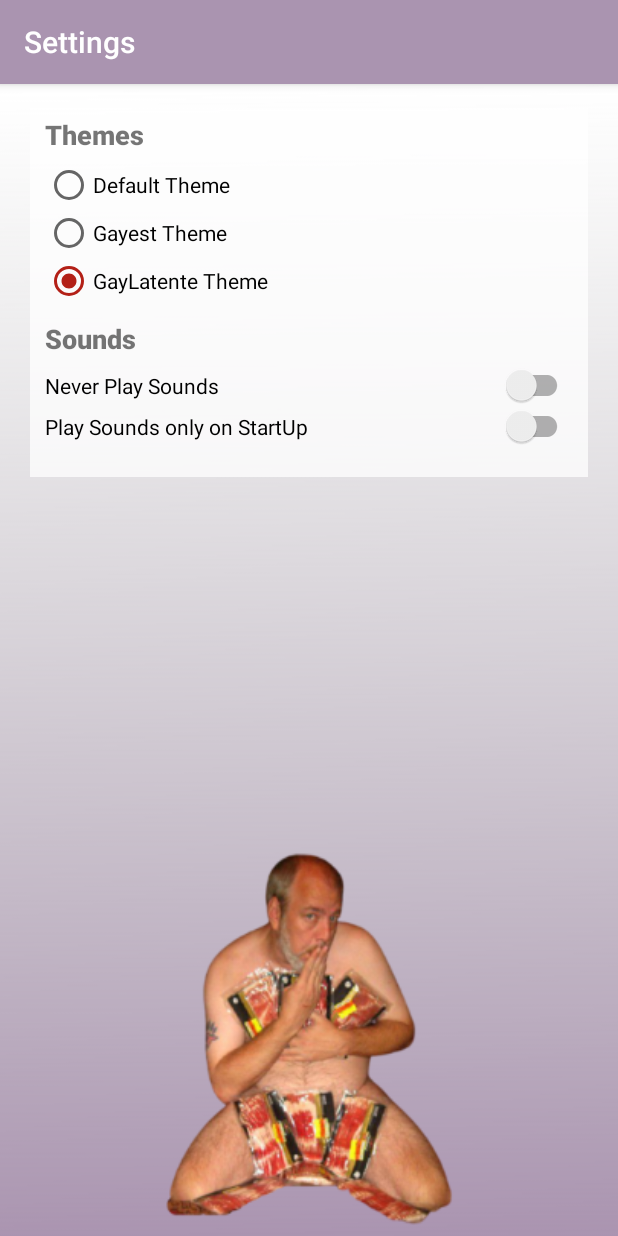
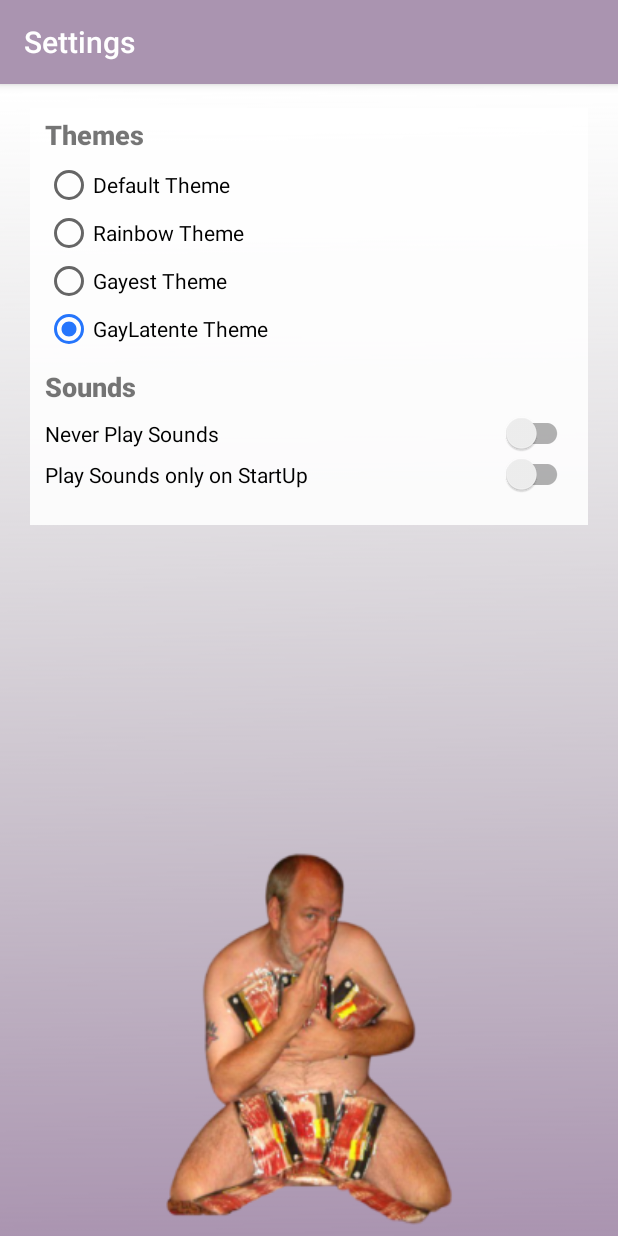
Before and after one commit to ncvescera/GayPass, an Android app: the SettingsActivity screen opened directly, with no data from a screen before it, after a tap on "GayLatente Theme", on a phone screen of 412 x 824 dp. Run offline under Robolectric (Android 15) with nearby library versions, the phone set to English and light mode, and no system bars; 3 other taps on this screen came first.

Commit message:
Themes
Improved ThemeManager code & efficiency.
Added Rainbow Theme.
( #10  )

```diff
--- a/GayPass/app/src/main/java/com/example/gaypass/MainActivity.kt
+++ b/GayPass/app/src/main/java/com/example/gaypass/MainActivity.kt
@@ -81,8 +81,8 @@ class MainActivity : AppCompatActivity() {
             if (counter < 10)
                 counter ++
             else {
-                enableGayestMode()
-                Toast.makeText(this, "GayestMode Active !", Toast.LENGTH_SHORT).show()
+                //enableGayestMode()
+                //Toast.makeText(this, "GayestMode Active !", Toast.LENGTH_SHORT).show()
             }
         }
 
@@ -153,7 +153,7 @@ class MainActivity : AppCompatActivity() {
 
     private fun enableGayestMode() {
         // set new background and wrapping color
-        layout.setBackgroundResource(R.drawable.background_hidden)
+        layout.setBackgroundResource(R.drawable.background_rainbow)
         bg.setBackgroundColor(Color.parseColor("#E1FFFFFF"))
     }
 
--- a/GayPass/app/src/main/java/com/example/gaypass/Managers/ThemeManager.kt
+++ b/GayPass/app/src/main/java/com/example/gaypass/Managers/ThemeManager.kt
@@ -20,11 +20,47 @@ class ThemeManager(private val context: Context, private var window: Window, pri
         const val DEFAULT = 0
         const val GAYEST_THEME = 1
         const val GAYLATENTE_THEME = 2
+        const val RAINBOW_THEME = 3
     }
 
-    private val default_theme = Theme(R.color.colorPrimary, R.color.colorPrimaryDark, R.color.colorAccent)
-    private val gayest_theme = Theme(R.color.colorPrimaryVeryGay, R.color.colorPrimaryDarkVeryGay, R.color.colorAccentVeryGay)
-    private val gayLatente_theme = Theme(R.color.colorPrimaryLatente, R.color.colorPrimaryDarkLatente, R.color.colorAccentLatente)
+    // --- THEME DEFINITIONS --- //
+    private val default_theme = Theme(
+        primary = R.color.colorPrimaryDefault,
+        primaryDark = R.color.colorPrimaryDarkDefault,
+        accent = R.color.colorAccentDefault,
+        bgText = R.color.colorBgDefault,
+        bgDrawable = null
+
+    )
+    private val rainbow_theme = Theme(
+        primary = R.color.colorPrimaryRainbow,
+        primaryDark = R.color.colorPrimaryDarkRainbow,
+        accent = R.color.colorAccentRainbow,
+        bgText = R.color.colorBgRainbow,
+        bgDrawable = listOf(R.drawable.background_rainbow)
+    )
+    private val gayest_theme = Theme(
+        primary = R.color.colorPrimaryVeryGay,
+        primaryDark = R.color.colorPrimaryDarkVeryGay,
+        accent = R.color.colorAccentVeryGay,
+        bgText = R.color.colorBgRainbow,
+        bgDrawable = listOf(
+            R.drawable.background_main_theme_verygay,
+            R.drawable.background_info_theme_verygay,
+            R.drawable.background_settings_theme_verygay
+        )
+    )
+    private val gayLatente_theme = Theme(
+        primary = R.color.colorPrimaryLatente,
+        primaryDark = R.color.colorPrimaryDarkLatente,
+        accent = R.color.colorAccentLatente,
+        bgText = R.color.colorBgRainbow,
+        bgDrawable = listOf(
+            R.drawable.background_main_theme_gaylatente,
+            R.drawable.background_info_theme_gaylatente,
+            R.drawable.background_settings_theme_gaylatente
+        )
+    )
 
     var theme: Int
         get() {
@@ -35,84 +71,92 @@ class ThemeManager(private val context: Context, private var window: Window, pri
             applyTheme()
         }
 
-    private fun background() {
-        when (context as Activity) {
-            is MainActivity -> {
+    fun applyTheme() {
+        // get the center screen elements box
+        var box_maincontent = (view as ViewGroup)[0]
 
+        // choose which theme to apply
+        when (settingsManager.currentTheme) {
+            DEFAULT -> {
+                // set nav & status bars color
+                window.statusBarColor = ContextCompat.getColor(context, default_theme.primary)
+                actionBar?.setBackgroundDrawable(ColorDrawable(ContextCompat.getColor(context, default_theme.primaryDark)))
+
+                // set custom activity bg
+                applyCustomBgDrawable(default_theme.bgDrawable)
+
+                // set the content box color
+                box_maincontent.background = ColorDrawable(ContextCompat.getColor(context, default_theme.bgText))
             }
-            is InfoActivity -> {
 
+            GAYEST_THEME -> {
+                // set nav & status bars color
+                window.statusBarColor = ContextCompat.getColor(context, gayest_theme.primary)
+                actionBar?.setBackgroundDrawable(ColorDrawable(ContextCompat.getColor(context, gayest_theme.primaryDark)))
+
+                // set custom activity bg
+                applyCustomBgDrawable(gayest_theme.bgDrawable)
+
+                // set the content box color
+                box_maincontent.background = ColorDrawable(ContextCompat.getColor(context, gayest_theme.bgText))
             }
-            is SettingsActivity -> {
 
+            GAYLATENTE_THEME -> {
+                // set nav & status bars color
+                window.statusBarColor = ContextCompat.getColor(context, gayLatente_theme.primary)
+                actionBar?.setBackgroundDrawable(ColorDrawable(ContextCompat.getColor(context, gayLatente_theme.primaryDark)))
+
+                // set custom activity bg
+                applyCustomBgDrawable(gayLatente_theme.bgDrawable)
+
+                // set the content box color
+                box_maincontent.background = ColorDrawable(ContextCompat.getColor(context, gayLatente_theme.bgText))
+            }
+
+            RAINBOW_THEME -> {
+                // set nav & status bars color
+                window.statusBarColor = ContextCompat.getColor(context, rainbow_theme.primary)
+                actionBar?.setBackgroundDrawable(ColorDrawable(ContextCompat.getColor(context, rainbow_theme.primaryDark)))
+
+                // set custom activity bg
+                applyCustomBgDrawable(rainbow_theme.bgDrawable)
+
+                // set the content box color
+                box_maincontent.background = ColorDrawable(ContextCompat.getColor(context, rainbow_theme.bgText))
             }
         }
     }
 
-    fun applyTheme() {
-        when (settingsManager.currentTheme) {
-            DEFAULT -> {
-                window.statusBarColor = ContextCompat.getColor(context, default_theme.primary)
-                actionBar?.setBackgroundDrawable(ColorDrawable(ContextCompat.getColor(context, default_theme.primaryDark)))
-
-                when (context as Activity) {
-                    is MainActivity -> {
-                        view.background = context.getDrawable(R.drawable.background_main_theme_gaymanontroppo)
-                    }
-                    is InfoActivity -> {
-                        view.background = context.getDrawable(R.drawable.background_info_theme_gaymanontroppo)
-                    }
-                    is SettingsActivity -> {
-                        view.background = context.getDrawable(R.drawable.background_settings_theme_gaymanontroppo)
-                    }
-                }
-
-                // set the content box color
-                var box_maincontent = (view as ViewGroup).get(0)
-                box_maincontent.background = ColorDrawable(Color.parseColor("#C1FFFFFF"))
+    private fun applyCustomBgDrawable(bgs: List<Int>?) {
+        when {
+            bgs == null -> {
+                // no bg
+                view.background = null
             }
-            GAYEST_THEME -> {
-                // set statusBar and actionBar colors
-                window.statusBarColor = ContextCompat.getColor(context, gayest_theme.primary)
-                actionBar?.setBackgroundDrawable(ColorDrawable(ContextCompat.getColor(context, gayest_theme.primaryDark)))
-
+            bgs.size == 1 -> {
+                // one bg for all activityes
+                view.background = ContextCompat.getDrawable(context, bgs[0])
+            }
+            bgs.size == 3 -> {
                 // set custom bg for different activityes
                 when (context as Activity) {
                     is MainActivity -> {
-                        view.background = context.getDrawable(R.drawable.background_main_theme_verygay)
+                        view.background = ContextCompat.getDrawable(context, bgs[0])
                     }
                     is InfoActivity -> {
-                        view.background = context.getDrawable(R.drawable.background_info_theme_verygay)
+                        view.background = ContextCompat.getDrawable(context, bgs[1])
                     }
                     is SettingsActivity -> {
-                        view.background = context.getDrawable(R.drawable.background_settings_theme_verygay)
+                        view.background = ContextCompat.getDrawable(context, bgs[2])
                     }
                 }
-
-                // set the content box color
-                var box_maincontent = (view as ViewGroup).get(0)
-                box_maincontent.background = ColorDrawable(Color.parseColor("#90FFFFFF"))
             }
-            GAYLATENTE_THEME -> {
-                window.statusBarColor = ContextCompat.getColor(context, gayLatente_theme.primary)
-                actionBar?.setBackgroundDrawable(ColorDrawable(ContextCompat.getColor(context, gayLatente_theme.primaryDark)))
-
-                when (context as Activity) {
-                    is MainActivity -> {
-                        view.background = context.getDrawable(R.drawable.background_main_theme_gaylatente)
-                    }
-                    is InfoActivity -> {
-                        view.background = context.getDrawable(R.drawable.background_info_theme_gaylatente)
-                    }
-                    is SettingsActivity -> {
-                        view.background = context.getDrawable(R.drawable.background_settings_theme_gaylatente)
-                    }
-                }
-
-                // set the content box color
-                var box_maincontent = (view as ViewGroup).get(0)
-                box_maincontent.background = ColorDrawable(Color.parseColor("#C0FFFFFF"))
+            else -> {
+                // wrong number of elements
+                // no bg
+                view.background = null
             }
         }
+
     }
 }
--- a/GayPass/app/src/main/java/com/example/gaypass/Utils/Theme.kt
+++ b/GayPass/app/src/main/java/com/example/gaypass/Utils/Theme.kt
@@ -1,3 +1,3 @@
 package com.example.gaypass.Utils
 
-data class Theme(val primary: Int, val primaryDark: Int, val accent: Int)
+data class Theme(val primary: Int, val primaryDark: Int, val accent: Int, val bgText: Int, val bgDrawable: List<Int>?)
--- a/GayPass/app/src/main/res/layout/activity_settings.xml
+++ b/GayPass/app/src/main/res/layout/activity_settings.xml
@@ -51,6 +51,13 @@
                 android:text="@string/defaultTheme_text" />
 
             <RadioButton
+                android:id="@+id/rainbow_theme"
+                android:layout_width="match_parent"
+                android:layout_height="wrap_content"
+                android:onClick="onRadioButtonClicked"
+                android:text="@string/rainbowTheme_text" />
+
+            <RadioButton
                 android:id="@+id/gayest_theme"
                 android:layout_width="match_parent"
                 android:layout_height="wrap_content"
--- a/GayPass/app/src/main/res/values/colors.xml
+++ b/GayPass/app/src/main/res/values/colors.xml
@@ -1,23 +1,40 @@
 <?xml version="1.0" encoding="utf-8"?>
 <resources>
-    <color name="colorPrimary">#faaca8</color>
-    <color name="colorPrimaryDark">#f2766f</color>
-    <color name="colorAccent">#b32017</color>
+    <!-- DEFAULT -->
+    <color name="colorPrimaryDefault">#C55FFC</color>
+    <color name="colorPrimaryDarkDefault">#A32EFF</color>
+    <color name="colorAccentDefault">#2575FC</color>
+    <color name="colorBgDefault">#00FFFFFF</color>
 
+    <!-- RAINBOW -->
+    <color name="colorPrimaryRainbow">#C55FFC</color>
+    <color name="colorPrimaryDarkRainbow">#A32EFF</color>
+    <color name="colorAccentRainbow">#2575FC</color>
+    <color name="colorBgRainbow">#E0FFFFFF</color>
+
+    <!-- GAY MA NON TROPPO -->
+    <color name="colorPrimaryMaNonTroppo">#faaca8</color>
+    <color name="colorPrimaryDarkMaNonTroppo">#f2766f</color>
+    <color name="colorAccentMaNonTroppo">#b32017</color>
+
+    <!-- VERY GAY -->
     <color name="colorPrimaryVeryGay">#6a11cb</color>
     <color name="colorPrimaryDarkVeryGay">#2575fc</color>
     <color name="colorAccentVeryGay">#ed2fe7</color>
 
+    <!-- GAY LATENTE -->
     <color name="colorPrimaryLatente">#adadad</color>
     <color name="colorPrimaryDarkLatente">#aa94b0</color>
     <color name="colorAccentLatente">#893c9e</color>
 
+    <!-- NIGHT -->
     <color name="colorPrimaryNight">#000</color>
     <color name="colorPrimaryDarkNight">#000</color>
     <color name="colorAccentNight">#ffffff</color>
     <color name="background_colorNight">#131313</color>
 
-    <color name="colorPrimaryMaNonTroppo">#fff6ef</color>
-    <color name="colorPrimaryDarkMaNonTroppo">#c1d5dc</color>
-    <color name="colorAccentMaNonTroppo">#edcfab</color>
+    <!--PURE -->
+    <color name="colorPrimaryPure">#fff6ef</color>
+    <color name="colorPrimaryDarkPure">#c1d5dc</color>
+    <color name="colorAccentMaNonPure">#edcfab</color>
 </resources>
--- a/GayPass/app/src/main/res/values/strings.xml
+++ b/GayPass/app/src/main/res/values/strings.xml
@@ -30,8 +30,10 @@
 
     <!-- Settings Names -->
     <string name="defaultTheme_text">Default Theme</string>
+    <string name="rainbowTheme_text">Rainbow Theme</string>
     <string name="gayestTheme_text">Gayest Theme</string>
     <string name="gayLatenteTheme_text">GayLatente Theme</string>
+
     <string name="sound_never_text">Never Play Sounds</string>
     <string name="sound_onlystart_text">Play Sounds only on StartUp</string>
 
--- a/GayPass/app/src/main/res/values/styles.xml
+++ b/GayPass/app/src/main/res/values/styles.xml
@@ -2,9 +2,9 @@
     <!-- Base application theme. -->
     <style name="AppTheme" parent="Theme.AppCompat.Light.DarkActionBar">
         <!-- Customize your theme here. -->
-        <item name="colorPrimary">@color/colorPrimary</item>
-        <item name="colorPrimaryDark">@color/colorPrimaryDark</item>
-        <item name="colorAccent">@color/colorAccent</item>
+        <item name="colorPrimary">@color/colorPrimaryDefault</item>
+        <item name="colorPrimaryDark">@color/colorPrimaryDarkDefault</item>
+        <item name="colorAccent">@color/colorAccentDefault</item>
     </style>
 
      <style name="VeryGay" parent="Theme.AppCompat.Light.DarkActionBar">
```
Also changed, not shown: GayPass/app/src/main/java/com/example/gaypass/SettingsActivity.kt (+9 -0 lines), GayPass/app/src/main/res/drawable/background_rainbow.jpg (renamed from GayPass/app/src/main/res/drawable/background_hidden.jpg).
